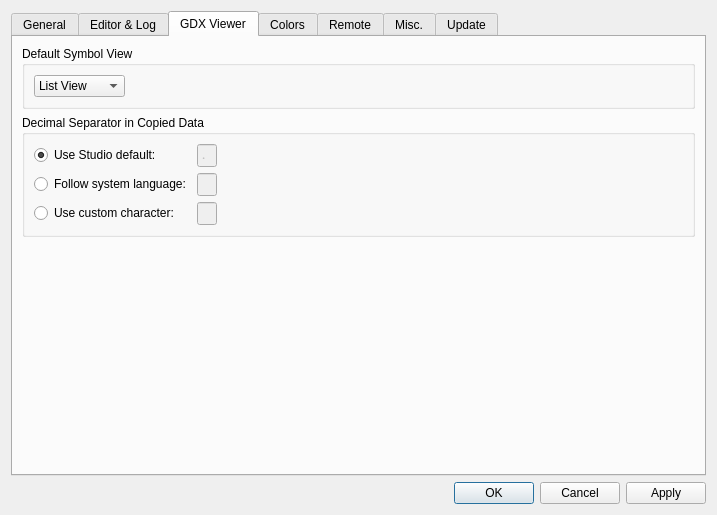
The window that src/settingsdialog.ui (GAMS-dev/studio) describes before a commit, drawn with Qt 5.
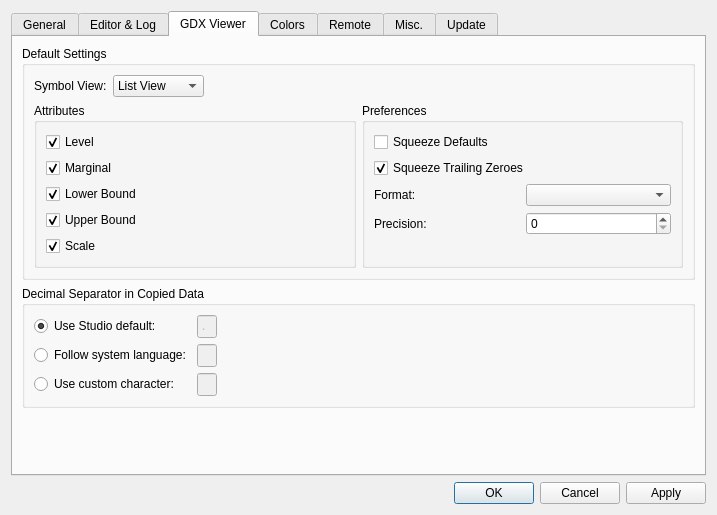
The same window after the commit. Icons and pictures are not drawn.

Commit message: UI for GDX Viewer default settings

The edit to the form file:
```diff
--- a/src/settingsdialog.ui
+++ b/src/settingsdialog.ui
@@ -581,11 +581,18 @@
        <item>
         <widget class="QGroupBox" name="groupBox_5">
          <property name="title">
-          <string>Default Symbol View</string>
+          <string>Default Settings</string>
          </property>
          <layout class="QVBoxLayout" name="verticalLayout_7">
           <item>
            <layout class="QHBoxLayout" name="horizontalLayout">
+            <item>
+             <widget class="QLabel" name="label_5">
+              <property name="text">
+               <string>Symbol View:</string>
+              </property>
+             </widget>
+            </item>
             <item>
              <widget class="QComboBox" name="cb_gdxDefaultSymbolView">
               <item>
@@ -615,6 +622,136 @@
             </item>
            </layout>
           </item>
+          <item>
+           <layout class="QHBoxLayout" name="horizontalLayout_3">
+            <item>
+             <widget class="QGroupBox" name="groupBox_7">
+              <property name="title">
+               <string>Attributes</string>
+              </property>
+              <layout class="QVBoxLayout" name="verticalLayout_6">
+               <item>
+                <widget class="QCheckBox" name="cbLevel">
+                 <property name="text">
+                  <string>Level</string>
+                 </property>
+                 <property name="checked">
+                  <bool>true</bool>
+                 </property>
+                </widget>
+               </item>
+               <item>
+                <widget class="QCheckBox" name="cbMarginal">
+                 <property name="text">
+                  <string>Marginal</string>
+                 </property>
+                 <property name="checked">
+                  <bool>true</bool>
+                 </property>
+                </widget>
+               </item>
+               <item>
+                <widget class="QCheckBox" name="cbLower">
+                 <property name="text">
+                  <string>Lower Bound</string>
+                 </property>
+                 <property name="checked">
+                  <bool>true</bool>
+                 </property>
+                </widget>
+               </item>
+               <item>
+                <widget class="QCheckBox" name="cbUpper">
+                 <property name="text">
+                  <string>Upper Bound</string>
+                 </property>
+                 <property name="checked">
+                  <bool>true</bool>
+                 </property>
+                </widget>
+               </item>
+               <item>
+                <widget class="QCheckBox" name="cbScale">
+                 <property name="text">
+                  <string>Scale</string>
+                 </property>
+                 <property name="checked">
+                  <bool>true</bool>
+                 </property>
+                </widget>
+               </item>
+              </layout>
+             </widget>
+            </item>
+            <item>
+             <widget class="QGroupBox" name="groupBox_8">
+              <property name="title">
+               <string>Preferences</string>
+              </property>
+              <layout class="QVBoxLayout" name="verticalLayout_9">
+               <item>
+                <widget class="QCheckBox" name="cbSqueezeDefaults">
+                 <property name="text">
+                  <string>Squeeze Defaults</string>
+                 </property>
+                </widget>
+               </item>
+               <item>
+                <widget class="QCheckBox" name="cbSqueezeTrailingZeroes">
+                 <property name="text">
+                  <string>Squeeze Trailing Zeroes</string>
+                 </property>
+                 <property name="checked">
+                  <bool>true</bool>
+                 </property>
+                </widget>
+               </item>
+               <item>
+                <layout class="QHBoxLayout" name="horizontalLayout_4">
+                 <item>
+                  <widget class="QLabel" name="label_11">
+                   <property name="text">
+                    <string>Format:</string>
+                   </property>
+                  </widget>
+                 </item>
+                 <item>
+                  <widget class="QComboBox" name="cbFormat"/>
+                 </item>
+                </layout>
+               </item>
+               <item>
+                <layout class="QHBoxLayout" name="horizontalLayout_5">
+                 <item>
+                  <widget class="QLabel" name="label_12">
+                   <property name="text">
+                    <string>Precision:</string>
+                   </property>
+                  </widget>
+                 </item>
+                 <item>
+                  <widget class="QSpinBox" name="sbPrecision"/>
+                 </item>
+                </layout>
+               </item>
+               <item>
+                <spacer name="verticalSpacer_5">
+                 <property name="orientation">
+                  <enum>Qt::Vertical</enum>
+                 </property>
+                 <property name="sizeHint" stdset="0">
+                  <size>
+                   <width>20</width>
+                   <height>4</height>
+                  </size>
+                 </property>
+                </spacer>
+               </item>
+              </layout>
+             </widget>
+            </item>
+           </layout>
+          </item>
          </layout>
         </widget>
        </item>
```
The commit also changes 1 other file.
